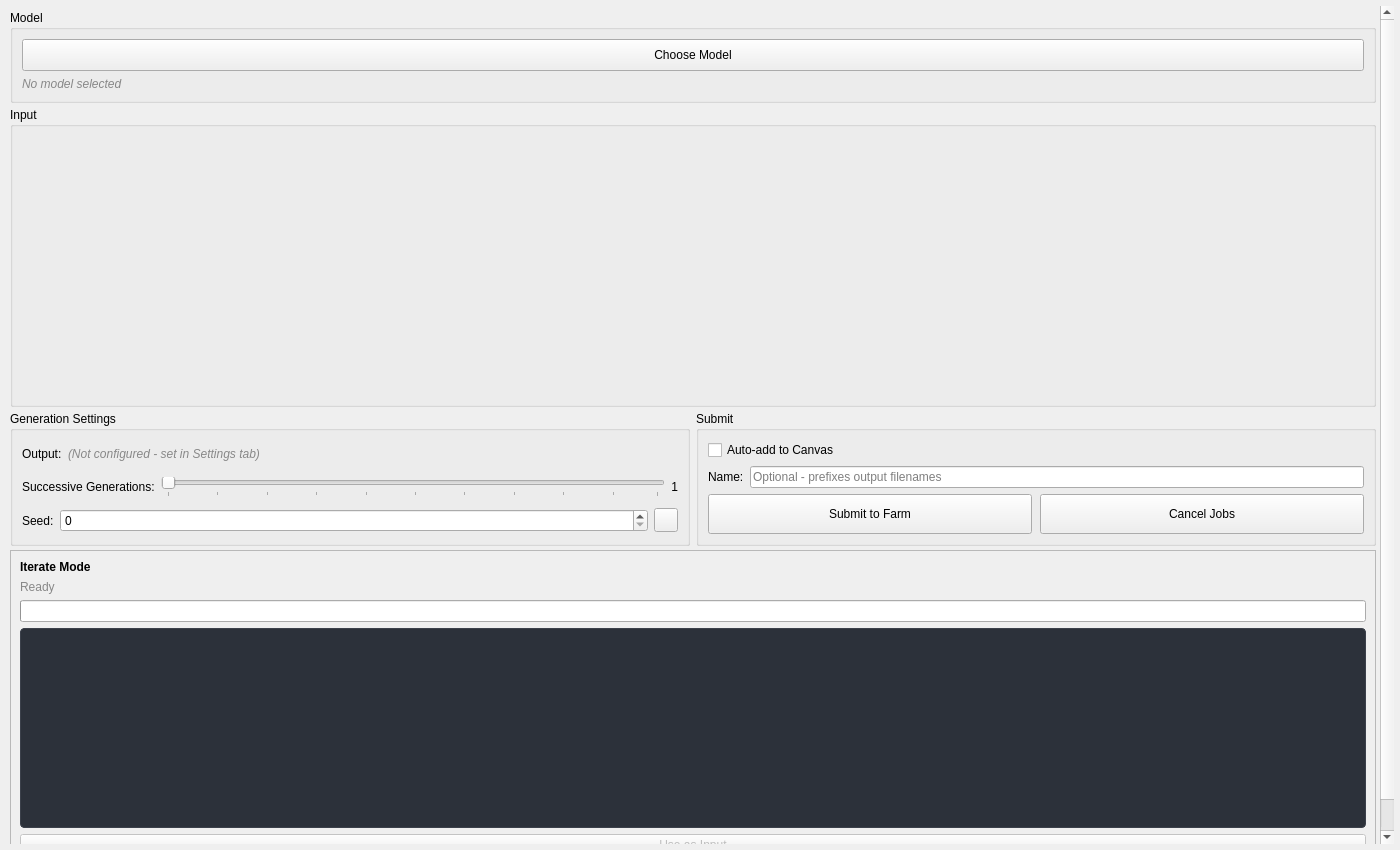
The window that resources/ui/tabs/comfyui.ui (cpt-cabbage/luma_tools) describes before a commit, drawn with Qt 5.
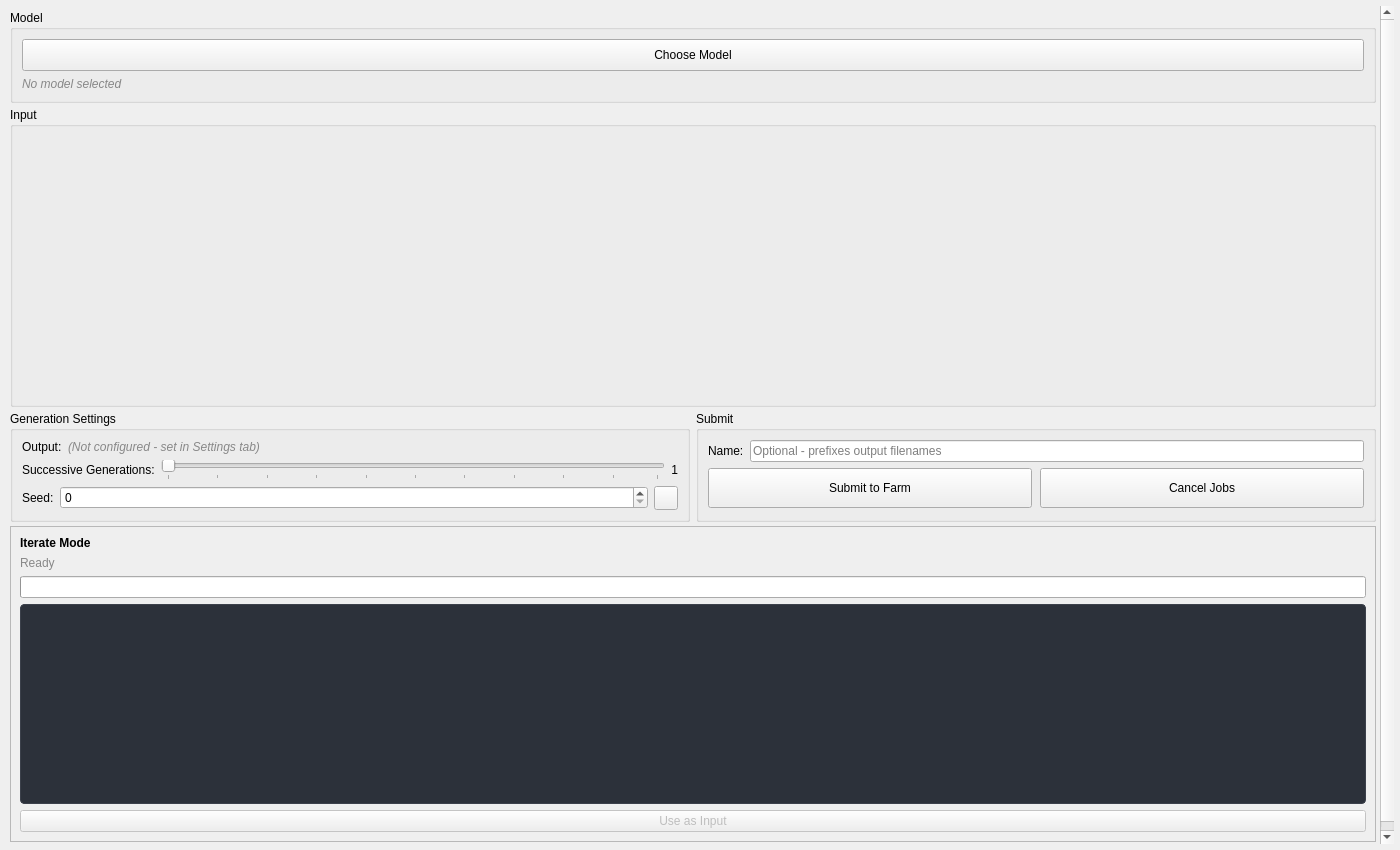
The same window after the commit.

Commit message: Remove canvas tab + audit fixes (7 HIGH, 14 MEDIUM, 2 LOW)

The edit to the form file:
```diff
--- a/resources/ui/tabs/comfyui.ui
+++ b/resources/ui/tabs/comfyui.ui
@@ -333,19 +333,6 @@
             <property name="spacing">
              <number>6</number>
             </property>
-            <item>
-             <widget class="QCheckBox" name="ComfyUIAutoAddToCanvas">
-              <property name="text">
-               <string>Auto-add to Canvas</string>
-              </property>
-              <property name="toolTip">
-               <string>Automatically add generated images to the Canvas tab</string>
-              </property>
-              <property name="checked">
-               <bool>false</bool>
-              </property>
-             </widget>
-            </item>
             <item>
              <layout class="QHBoxLayout" name="nameLayout">
               <property name="spacing">
```
The commit also changes 50 other files.
